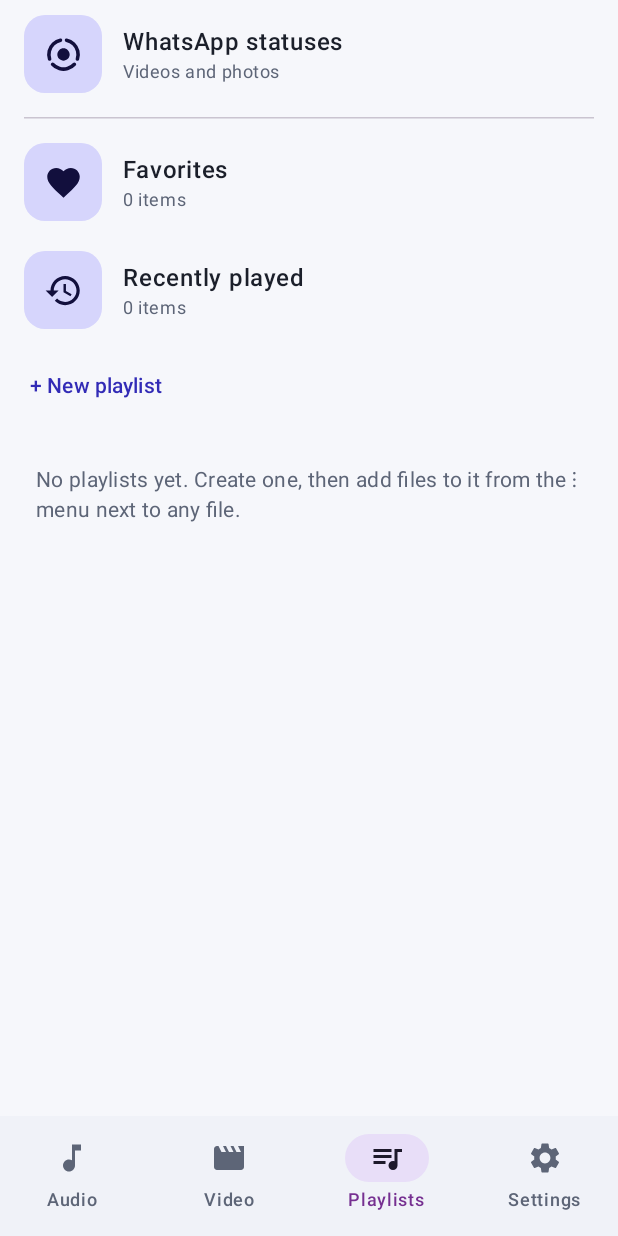
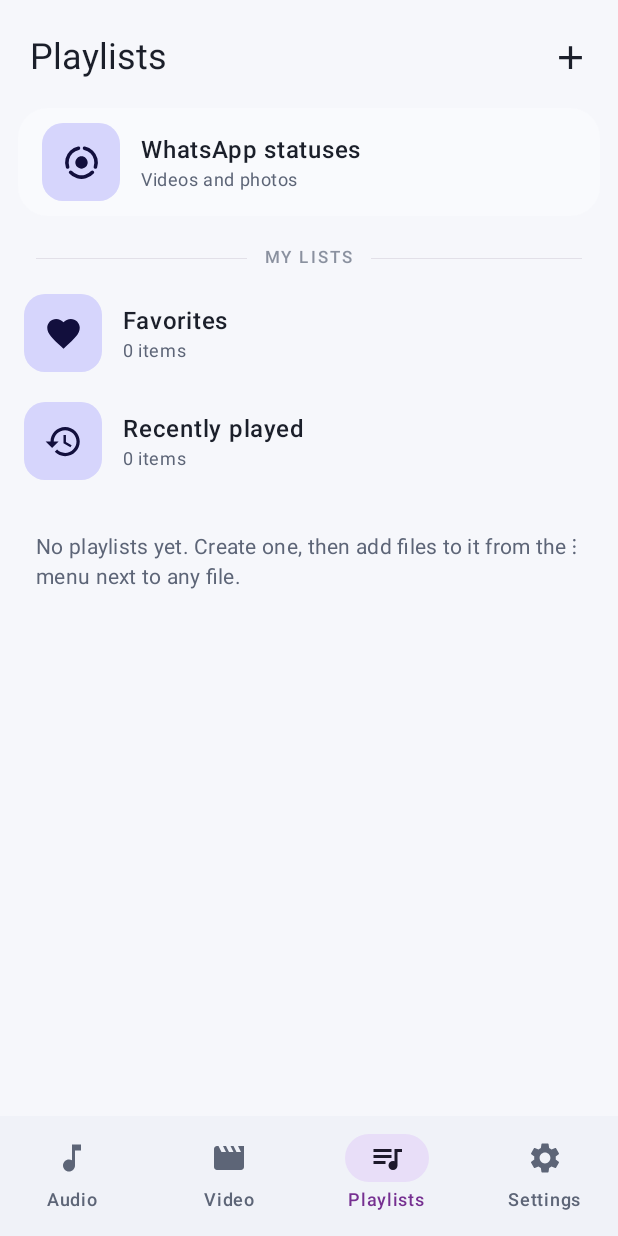
Before and after one commit to Khereba1/QuickPlayer, an Android app built with Jetpack Compose: the screen it shows after launch (MainActivity), item 3 of the bottom bar chosen, on a phone screen of 412 x 824 dp. Run offline under Robolectric (Android 15) with nearby library versions, the phone set to English and light mode, and no system bars; 8 statements that could not run were skipped.

Commit message:
v3.8: playlists polish, hold-to-dismiss mini player, unified status viewer

```diff
--- a/app/build.gradle.kts
+++ b/app/build.gradle.kts
@@ -13,8 +13,8 @@ android {
         applicationId = "com.khereba1.quickplayer"
         minSdk = 29
         targetSdk = 34
-        versionCode = 22
-        versionName = "3.7"
+        versionCode = 23
+        versionName = "3.8"
     }
 
     // توقيع ثابت: لو متغيرات البيئة موجودة (من GitHub Secrets) بنوقّع بالمفتاح الثابت،
--- a/app/src/main/java/com/myplayer/app/LibraryScreen.kt
+++ b/app/src/main/java/com/myplayer/app/LibraryScreen.kt
@@ -58,6 +58,7 @@ import androidx.compose.ui.text.style.TextOverflow
 import androidx.compose.ui.unit.dp
 import androidx.compose.foundation.text.KeyboardOptions
 import androidx.compose.ui.text.input.ImeAction
+import androidx.compose.ui.unit.sp
 import androidx.compose.ui.platform.LocalContext
 
 @Composable
@@ -72,7 +73,7 @@ fun LibraryScreen(
         containerColor = MaterialTheme.colorScheme.background,
         bottomBar = {
             Column {
-                if (vm.currentItem != null && !vm.showPlayer) MiniPlayer(vm)
+                if (vm.currentItem != null && !vm.showPlayer && !vm.isStatusPlaying) MiniPlayer(vm)
                 NavigationBar(containerColor = MaterialTheme.colorScheme.surfaceContainer) {
                     val items = listOf(
                         Triple(R.drawable.ic_music, R.string.tab_audio, 0),
@@ -422,13 +423,47 @@ private fun PlaylistsTab(vm: PlayerViewModel) {
     if (current == null) {
         LazyColumn(modifier = Modifier.fillMaxSize()) {
             item {
-                PlaylistRow(R.drawable.ic_status, stringResource(R.string.status_title), 0, stringResource(R.string.status_sub)) { open = "status" }
+                Row(
+                    modifier = Modifier.fillMaxWidth().padding(start = 20.dp, end = 8.dp, top = 14.dp, bottom = 6.dp),
+                    verticalAlignment = Alignment.CenterVertically,
+                ) {
+                    Text(
+                        stringResource(R.string.tab_playlists),
+                        style = MaterialTheme.typography.headlineSmall,
+                        modifier = Modifier.weight(1f),
+                    )
+                    IconButton(onClick = { creating = true }) {
+                        Ico(R.drawable.ic_add, stringResource(R.string.playlist_new_plus), Modifier.size(26.dp))
+                    }
+                }
             }
             item {
-                androidx.compose.material3.HorizontalDivider(
-                    modifier = Modifier.padding(horizontal = 16.dp, vertical = 6.dp),
-                    color = MaterialTheme.colorScheme.outlineVariant,
-                )
+                Box(
+                    modifier = Modifier
+                        .fillMaxWidth()
+                        .padding(horizontal = 12.dp, vertical = 4.dp)
+                        .clip(RoundedCornerShape(20.dp))
+                        .background(MaterialTheme.colorScheme.surfaceContainerLow),
+                ) {
+                    PlaylistRow(R.drawable.ic_status, stringResource(R.string.status_title), 0, stringResource(R.string.status_sub)) { open = "status" }
+                }
+            }
+            item {
+                Row(
+                    modifier = Modifier.fillMaxWidth().padding(start = 24.dp, end = 24.dp, top = 16.dp, bottom = 6.dp),
+                    verticalAlignment = Alignment.CenterVertically,
+                ) {
+                    val lineColor = MaterialTheme.colorScheme.outlineVariant.copy(alpha = 0.45f)
+                    Box(Modifier.weight(1f).height(0.5.dp).background(lineColor))
+                    Text(
+                        stringResource(R.string.my_lists),
+                        modifier = Modifier.padding(horizontal = 12.dp),
+                        style = MaterialTheme.typography.labelSmall,
+                        color = MaterialTheme.colorScheme.onSurfaceVariant.copy(alpha = 0.7f),
+                        letterSpacing = 1.5.sp,
+                    )
+                    Box(Modifier.weight(1f).height(0.5.dp).background(lineColor))
+                }
             }
             item {
                 PlaylistRow(R.drawable.ic_favorite, stringResource(R.string.favorites_title), vm.entriesFor(vm.favorites.toList()).size) { open = "fav" }
@@ -438,12 +473,6 @@ private fun PlaylistsTab(vm: PlayerViewModel) {
             }
             items(vm.playlists.keys.toList()) { name ->
                 PlaylistRow(R.drawable.ic_playlist, name, vm.entriesFor(vm.playlists[name] ?: emptyList()).size) { open = "pl:$name" }
-            }
-            item {
-                TextButton(
-                    onClick = { creating = true },
-                    modifier = Modifier.padding(horizontal = 8.dp, vertical = 4.dp),
-                ) { Text(stringResource(R.string.playlist_new_plus)) }
             }
             if (vm.playlists.isEmpty()) {
                 item {
--- a/app/src/main/res/values/strings.xml
+++ b/app/src/main/res/values/strings.xml
@@ -156,6 +156,7 @@
     <string name="status_no_app">WhatsApp is not installed</string>
     <string name="status_save">Save</string>
     <string name="status_share">Share</string>
+    <string name="my_lists">MY LISTS</string>
     <string name="status_saved">Saved to Gallery</string>
     <string name="status_save_failed">Could not save</string>
     <string name="status_selected">%1$d selected</string>
```
Also changed, not shown: app/src/main/java/com/myplayer/app/Components.kt (+92 -5 lines), app/src/main/java/com/myplayer/app/PlayerViewModel.kt (+29 -2 lines), app/src/main/java/com/myplayer/app/StatusScreen.kt (+36 -13 lines), app/src/main/java/com/myplayer/app/VideoPlayerScreen.kt (+20 -2 lines), 1 other file.
